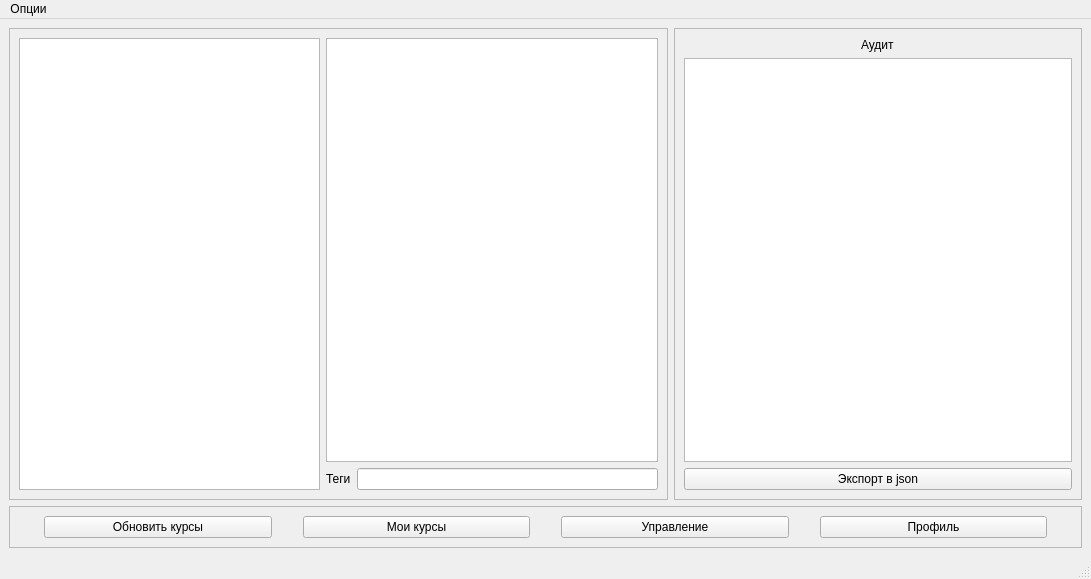
The window that cmd/client/python-gui/ui/main_window.ui (rombintu/golearn) describes before a commit, drawn with Qt 5.
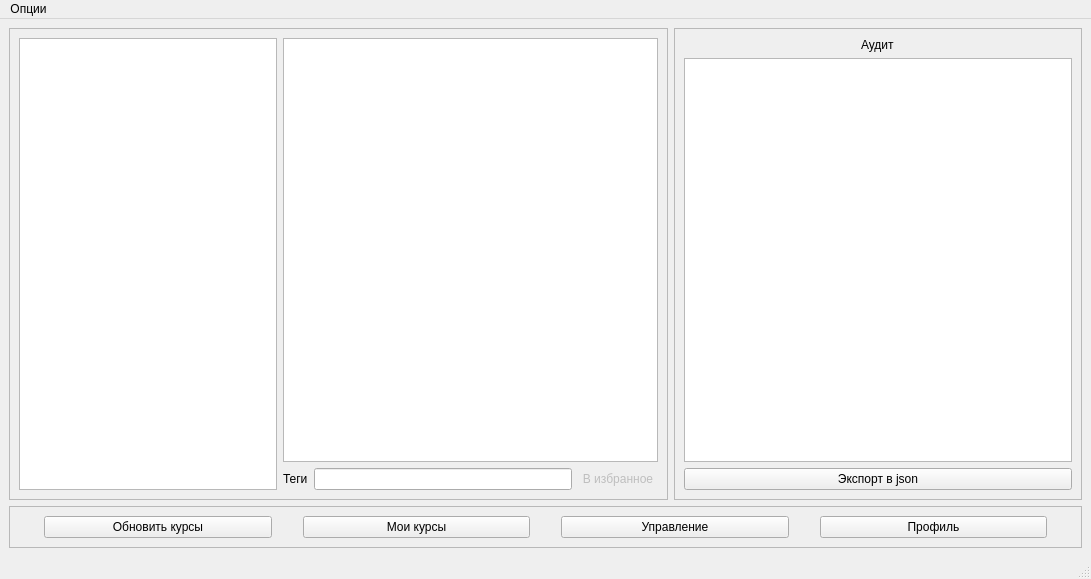
The same window after the commit.

Patch:
```diff
--- a/cmd/client/python-gui/ui/main_window.ui
+++ b/cmd/client/python-gui/ui/main_window.ui
@@ -192,7 +192,23 @@
          </property>
         </widget>
        </item>
-       <item row="0" column="1" colspan="2">
+       <item row="1" column="3">
+        <widget class="QPushButton" name="pushGetMeCourse">
+         <property name="enabled">
+          <bool>false</bool>
+         </property>
+         <property name="styleSheet">
+          <string notr="true"/>
+         </property>
+         <property name="text">
+          <string>В избранное</string>
+         </property>
+         <property name="flat">
+          <bool>true</bool>
+         </property>
+        </widget>
+       </item>
+       <item row="0" column="1" colspan="3">
         <widget class="QPlainTextEdit" name="plainTextAboutCourse">
          <property name="readOnly">
           <bool>true</bool>
```
